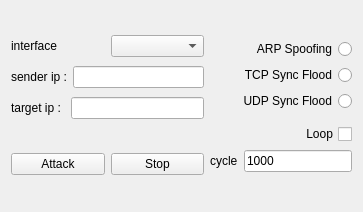
YangBeomu/Wizbz_GUI_NA, file src/Wizbz_GUI_NA/widget.ui: the form before one commit.
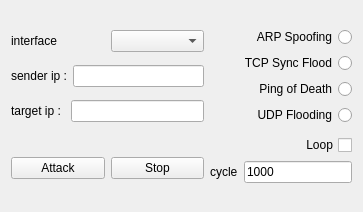
The form after the commit.

```diff
--- a/src/Wizbz_GUI_NA/widget.ui
+++ b/src/Wizbz_GUI_NA/widget.ui
@@ -84,13 +84,23 @@
          </property>
         </widget>
        </item>
+       <item>
+        <widget class="QRadioButton" name="rbIcmp">
+         <property name="layoutDirection">
+          <enum>Qt::LayoutDirection::RightToLeft</enum>
+         </property>
+         <property name="text">
+          <string>Ping of Death</string>
+         </property>
+        </widget>
+       </item>
        <item>
         <widget class="QRadioButton" name="rbUDP">
          <property name="layoutDirection">
           <enum>Qt::LayoutDirection::RightToLeft</enum>
          </property>
          <property name="text">
-          <string>UDP Sync Flood</string>
+          <string>UDP Flooding</string>
          </property>
         </widget>
        </item>
```
